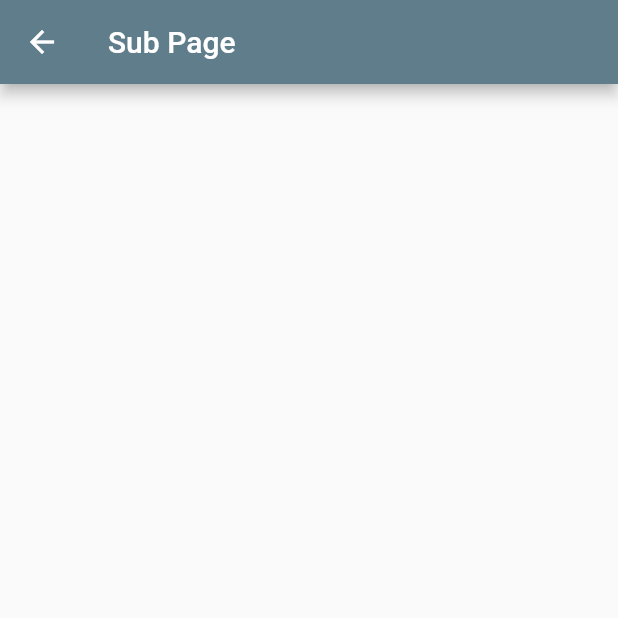
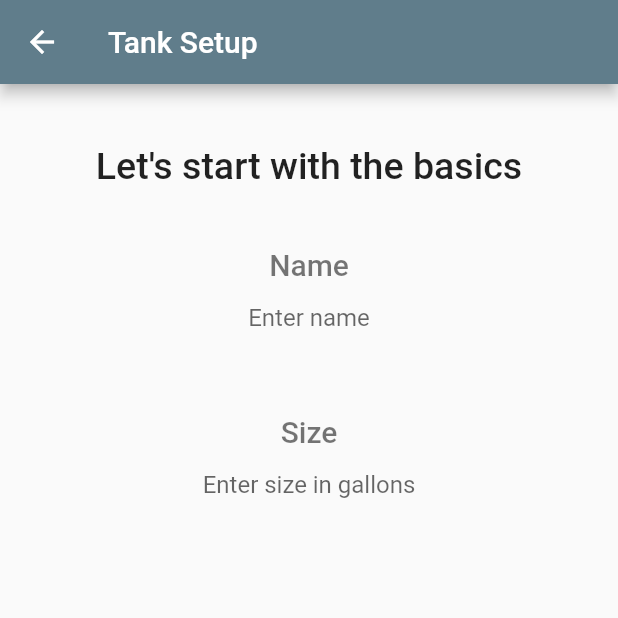
Before and after one commit to Lamamaster123/AquariumApp, a Flutter app: the TankSetupPage screen opened directly, on a phone screen of 412 x 824 dp, the top half of it. Run offline on Flutter 3.47's test engine with Material 2 defaults, Android fonts, the phone set to English and light mode, and no system bars; our stand-ins replace cloud_firestore, firebase_core; accounts and stored records are empty.

Commit message:
Added text fields and began design on tank setup page

```diff
--- a/lib/ui/AquariumPages/createTank/tankSetupPage.dart
+++ b/lib/ui/AquariumPages/createTank/tankSetupPage.dart
@@ -6,12 +6,62 @@ class TankSetupPage extends StatelessWidget {
   Widget build(BuildContext context) {
     return Scaffold(
       appBar: AppBar(
-        title: Text('Sub Page'),
+        title: Text('Tank Setup'),
         backgroundColor: Colors.blueGrey,
       ),
-      body: Center(
+      body: Container(
+        //alignment: new FractionalOffset(10.0, 1.0),
+        child: Column(
+            mainAxisAlignment: MainAxisAlignment.start,
+            children: <Widget>[
+              SizedBox(height: 40),
+              Text(
+                "Let's start with the basics",
+                style: TextStyle(
+                    fontSize: 25.0,
+                    fontWeight: FontWeight.w500,
+                    color: Colors.black87),
+              ),
+              SizedBox(height: 40),
+              Text(
+                "Name",
+                textAlign: TextAlign.left,
+                style: TextStyle(
+                    fontSize: 20.0,
+                    fontWeight: FontWeight.w500,
+                    color: Colors.black54),
+              ),
 
-      ),
-    );
+              TextField(
+                textAlign: TextAlign.center,
+                decoration: InputDecoration(
+                border: InputBorder.none,
+                hintText: 'Enter name'
+                ),
+              ),
+              SizedBox(height: 40),
+
+              Text(
+                "Size",
+                textAlign: TextAlign.left,
+                style: TextStyle(
+                    fontSize: 20.0,
+                    fontWeight: FontWeight.w500,
+                    color: Colors.black54),
+              ),
+
+              TextField(
+                textAlign: TextAlign.center,
+                decoration: InputDecoration(
+                    border: InputBorder.none,
+                    hintText: 'Enter size in gallons'
+                ),
+              ),
+              SizedBox(height: 40),
+
+
+
+      ]),
+    ));
   }
 }
```
